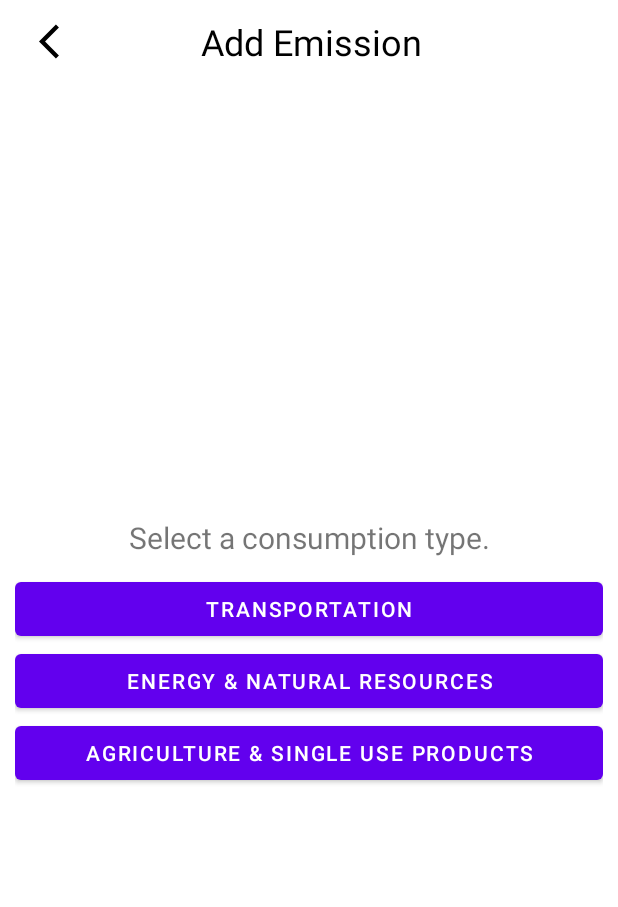
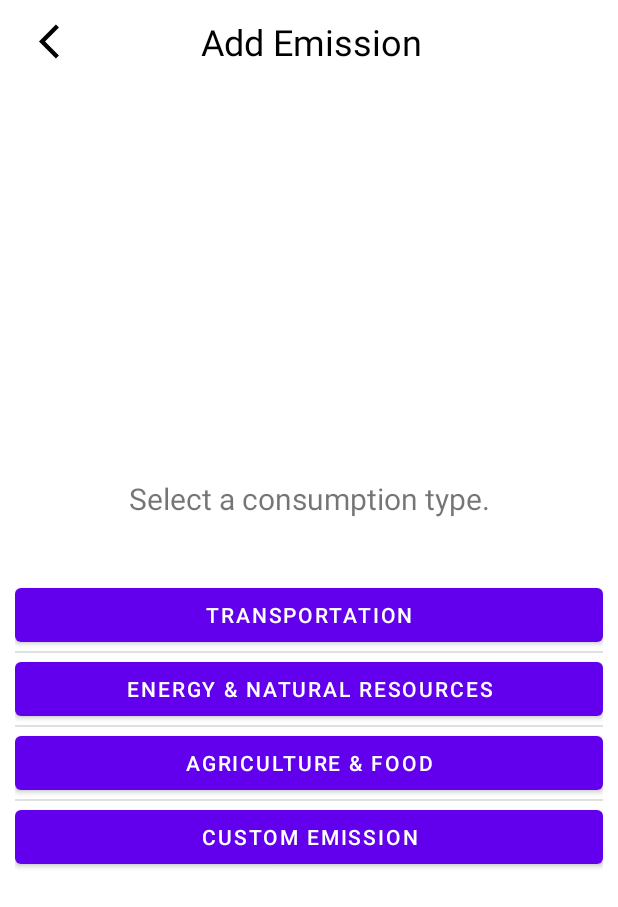
Before and after one commit to 23sent/CarbonFootprintTracker, an Android app: the screen it shows after launch (AddEmissionActivity), after a tap on "ADD EMISSON", on a phone screen of 412 x 824 dp. Shown: the top 907 px of the screen. Run offline under Robolectric (Android 15) with nearby library versions, the phone set to English and light mode, and no system bars.

Commit message:
Fix PieCharts.

```diff
--- a/app/src/main/java/com/example/carbonfootprinttracker/AddEmissionActivity.java
+++ b/app/src/main/java/com/example/carbonfootprinttracker/AddEmissionActivity.java
@@ -4,14 +4,25 @@ import androidx.appcompat.app.ActionBar;
 import androidx.appcompat.app.AppCompatActivity;
 import androidx.appcompat.widget.Toolbar;
 
+import android.app.Activity;
+import android.content.Context;
 import android.content.Intent;
 import android.graphics.Color;
 import android.graphics.drawable.ColorDrawable;
 import android.os.Bundle;
+import android.view.LayoutInflater;
 import android.view.View;
+import android.view.ViewGroup;
+import android.widget.BaseAdapter;
 import android.widget.Button;
 import android.widget.ImageView;
+import android.widget.ListView;
 import android.widget.TextView;
+import android.widget.Toast;
+
+import java.util.ArrayList;
+import java.util.Iterator;
+import java.util.List;
 
 public class AddEmissionActivity extends AppCompatActivity {
     Button addTransportationBtn;
@@ -24,6 +35,7 @@ public class AddEmissionActivity extends AppCompatActivity {
         super.onCreate(savedInstanceState);
         setContentView(R.layout.activity_add_emission);
 
+        // Set custom action bar.
         getSupportActionBar().setDisplayOptions(ActionBar.DISPLAY_SHOW_CUSTOM);
         getSupportActionBar().setCustomView(R.layout.action_bar);
         getSupportActionBar().setBackgroundDrawable(new ColorDrawable(Color.TRANSPARENT));
@@ -35,20 +47,10 @@ public class AddEmissionActivity extends AppCompatActivity {
             onBackPressed();
         });
 
-        addTransportationBtn = (Button) findViewById(R.id.addTransportationBtn);
-        addTransportationBtn.setOnClickListener((View v) -> {
-            startAddActivity(EmissionTypes.Category.TRANSPORT);
-        });
 
-        addEnergyBtn = (Button) findViewById(R.id.addEnergyBtn);
-        addEnergyBtn.setOnClickListener((View v) -> {
-            startAddActivity(EmissionTypes.Category.ENERGY);
-        });
-
-        addAgricultureBtn = (Button) findViewById(R.id.addAgricultureBtn);
-        addAgricultureBtn.setOnClickListener((View v) -> {
-            startAddActivity(EmissionTypes.Category.AGRICULTURE);
-        });
+        ListView listview = (ListView) findViewById(R.id.categoryListView);
+        CategoryAdapter adapter = new CategoryAdapter(this, EmissionTypes.Category.values());
+        listview.setAdapter(adapter);
     }
 
     private void startAddActivity(EmissionTypes.Category category) {
@@ -58,4 +60,40 @@ public class AddEmissionActivity extends AppCompatActivity {
         intent.putExtras(bundle);
         startActivity(intent);
     }
+
+    public class CategoryAdapter extends BaseAdapter {
+        private LayoutInflater mInflater;
+        private EmissionTypes.Category[] categories;
+
+        public CategoryAdapter(Activity activity, EmissionTypes.Category[] categories) {
+            this.mInflater = (LayoutInflater) activity.getSystemService(Context.LAYOUT_INFLATER_SERVICE);
+            this.categories = categories;
+        }
+
+        @Override
+        public int getCount() {
+            return categories.length;
+        }
+
+        @Override
+        public Object getItem(int i) {
+            return categories[i];
+        }
+
+        @Override
+        public long getItemId(int i) {
+            return i;
+        }
+
+        @Override
+        public View getView(int i, View view, ViewGroup viewGroup) {
+            Button rowView;
+            rowView = (Button) mInflater.inflate(R.layout.listview_button, null);
+            rowView.setText(categories[i].fullName);
+            rowView.setOnClickListener((View mView) -> {
+                startAddActivity(categories[i]);
+            });
+            return rowView;
+        }
+    }
 }
--- a/app/src/main/java/com/example/carbonfootprinttracker/AddTransportationEmissionActivity.java
+++ b/app/src/main/java/com/example/carbonfootprinttracker/AddTransportationEmissionActivity.java
@@ -153,6 +153,9 @@ public class AddTransportationEmissionActivity extends AppCompatActivity {
         } else if (category == EmissionTypes.Category.AGRICULTURE) {
             typeText = "Agriculture or Food";
             headerText = "Agriculture & Food";
+        } else if (category == EmissionTypes.Category.CUSTOM) {
+            typeText = "Custom Emission";
+            headerText = "Custom Emission";
         }
         typeText += " Type";
 
--- a/app/src/main/java/com/example/carbonfootprinttracker/EmissionDBHandler.java
+++ b/app/src/main/java/com/example/carbonfootprinttracker/EmissionDBHandler.java
@@ -114,7 +114,7 @@ public class EmissionDBHandler extends SQLiteOpenHelper {
         values.put(COLUMN_NAME_TOTAL, e.getCarbonFootprint());
 
         long newRowId = db.insert(TABLE_NAME, null, values);
-
+        e.setId(newRowId);
         Log.d("DB Insert", "New Emission Inserted to the DB with ID: " + newRowId);
         return e;
     }
--- a/app/src/main/java/com/example/carbonfootprinttracker/EmissionTypes.java
+++ b/app/src/main/java/com/example/carbonfootprinttracker/EmissionTypes.java
@@ -29,13 +29,22 @@ public class EmissionTypes {
 
     public enum Category {
         TRANSPORT("Transportation", R.drawable.ic_baseline_directions_car_75),
-        ENERGY("Natural Res.", R.drawable.ic_baseline_electricity_75),
-        AGRICULTURE("Agriculture & Food", R.drawable.ic_baseline_food_75);
+        ENERGY("Natural Res.", "Energy & Natural Resources", R.drawable.ic_baseline_electricity_75),
+        AGRICULTURE("Agriculture & Food", R.drawable.ic_baseline_food_75),
+        CUSTOM("Custom Emission", R.drawable.ic_baseline_build_circle_70);
         String name;
+        String fullName;
         int imageResource;
+
+        Category(String name, String fullName, int img) {
+            this.name = name;
+            this.fullName = fullName;
+            this.imageResource = img;
+        }
 
         Category(String name, int img) {
             this.name = name;
+            this.fullName = name;
             this.imageResource = img;
         }
     }
@@ -51,7 +60,8 @@ public class EmissionTypes {
 
         ELECTRICITY(Category.ENERGY, "Electricity", 0.394f, Unit.KWH),
         WATER(Category.ENERGY, "Water", 0.32f, Unit.M3),
-        NATURAL_GAS(Category.ENERGY, "Natural Gas", 0.21f, Unit.KWH);
+        NATURAL_GAS(Category.ENERGY, "Natural Gas", 0.21f, Unit.KWH),
+        CUSTOM_EMISSION(Category.CUSTOM, "Emission", 1.0f, Unit.KGCO2EQ);
 
         Category category;
         String name;
--- a/app/src/main/java/com/example/carbonfootprinttracker/MainActivity.java
+++ b/app/src/main/java/com/example/carbonfootprinttracker/MainActivity.java
@@ -77,11 +77,6 @@ public class MainActivity extends AppCompatActivity {
     public void updateFragments(float dailyEmission, float monthlyEmission, float savedEmission) {
         FragmentTransaction ft = getSupportFragmentManager().beginTransaction();
 
-        float convertedSavedEmission = savedEmission;
-        if (savedEmission != 0) {
-            convertedSavedEmission = savedEmission * -1;
-        }
-
         float idealEmissionPerYear = 2000;
         float idealEmissionPerMonth = 166.6f;
         float idealEmissionPerDay = 5.5f;
@@ -120,10 +115,18 @@ public class MainActivity extends AppCompatActivity {
                         String.format("%.1f", monthlyRemain100) + "%", monthlySlices),
                 "monthlyEmission");
 
+        float savedEmission360 = 360 * savedEmission / 100;
+        int savedSliceColor = Color.argb(150, 0, 250, 0);
+        if (savedEmission < 0) {
+            savedSliceColor = Color.argb(150, 250, 0, 0);
+        }
+        savedSlices.add(new PieChart.PieSlice(savedSliceColor, savedEmission360));
+
         ft.replace(R.id.emissionSavedLayout,
                 PieChartFragment.newInstance("Saved",
-                        String.format("%.2f ", convertedSavedEmission) + EmissionTypes.Unit.KGCO2EQ.name,
-                        "", savedSlices),
+                        String.format("%.2f", savedEmission) + "%",
+                        String.format("%.2f", savedEmission) + "%",
+                        savedSlices),
                 "savedEmission");
         ft.commit();
     }
--- /dev/null
+++ b/app/src/main/res/drawable/ic_baseline_build_circle_70.xml
@@ -0,0 +1,6 @@
+<vector android:height="70dp" android:tint="?attr/colorControlNormal"
+    android:viewportHeight="24" android:viewportWidth="24"
+    android:width="70dp" xmlns:android="http://schemas.android.com/apk/res/android">
+    <path android:fillColor="@android:color/white"
+        android:fillType="evenOdd" android:pathData="M12,2C6.48,2 2,6.48 2,12c0,5.52 4.48,10 10,10s10,-4.48 10,-10C22,6.48 17.52,2 12,2zM16.9,15.49l-1.4,1.4c-0.2,0.2 -0.51,0.2 -0.71,0l-3.41,-3.41c-1.22,0.43 -2.64,0.17 -3.62,-0.81c-1.11,-1.11 -1.3,-2.79 -0.59,-4.1l2.35,2.35l1.41,-1.41L8.58,7.17c1.32,-0.71 2.99,-0.52 4.1,0.59c0.98,0.98 1.24,2.4 0.81,3.62l3.41,3.41C17.09,14.98 17.09,15.3 16.9,15.49z"/>
+</vector>
--- a/app/src/main/res/layout/activity_add_emission.xml
+++ b/app/src/main/res/layout/activity_add_emission.xml
@@ -14,7 +14,8 @@
         android:layout_height="wrap_content"
         app:layout_constraintTop_toTopOf="parent"
         app:layout_constraintBottom_toBottomOf="parent"
-        android:orientation="vertical">
+        android:orientation="vertical"
+        android:paddingVertical="30dp">
 
         <TextView
             android:id="@+id/selectAConsumptionTxt"
@@ -22,7 +23,8 @@
             android:layout_height="wrap_content"
             android:text="Select a consumption type."
             android:textAlignment="center"
-            android:textSize="20sp" />
+            android:textSize="20sp"
+            android:paddingVertical="30dp"/>
 
 
         <LinearLayout
@@ -32,24 +34,28 @@
             android:orientation="vertical"
             android:padding="10dp">
 
-            <Button
-                android:id="@+id/addTransportationBtn"
+<!--            <Button-->
+<!--                android:id="@+id/addTransportationBtn"-->
+<!--                android:layout_width="match_parent"-->
+<!--                android:layout_height="wrap_content"-->
+<!--                android:text="Transportation" />-->
+
+<!--            <Button-->
+<!--                android:id="@+id/addEnergyBtn"-->
+<!--                android:layout_width="match_parent"-->
+<!--                android:layout_height="wrap_content"-->
+<!--                android:text="Energy &amp; Natural Resources" />-->
+
+<!--            <Button-->
+<!--                android:id="@+id/addAgricultureBtn"-->
+<!--                android:layout_width="match_parent"-->
+<!--                android:layout_height="wrap_content"-->
+<!--                android:text="Agriculture &amp; Single Use Products" />-->
+
+            <ListView
+                android:id="@+id/categoryListView"
                 android:layout_width="match_parent"
-                android:layout_height="wrap_content"
-                android:text="Transportation" />
-
-            <Button
-                android:id="@+id/addEnergyBtn"
-                android:layout_width="match_parent"
-                android:layout_height="wrap_content"
-                android:text="Energy &amp; Natural Resources" />
-
-            <Button
-                android:id="@+id/addAgricultureBtn"
-                android:layout_width="match_parent"
-                android:layout_height="wrap_content"
-                android:text="Agriculture &amp; Single Use Products" />
-
+                android:layout_height="match_parent" />
         </LinearLayout>
     </LinearLayout>
 
--- /dev/null
+++ b/app/src/main/res/layout/listview_button.xml
@@ -0,0 +1,7 @@
+<?xml version="1.0" encoding="utf-8"?>
+<Button xmlns:android="http://schemas.android.com/apk/res/android"
+    android:layout_width="match_parent"
+    android:layout_height="wrap_content"
+    android:text="Type">
+
+</Button>
```
Also changed, not shown: app/src/main/java/com/example/carbonfootprinttracker/CarbonFootprintTracker.java (+13 -6 lines), app/src/main/java/com/example/carbonfootprinttracker/Emission.java (+5 -3 lines), app/src/main/java/com/example/carbonfootprinttracker/ViewEmissionsActivity.java (+12 -1 lines).
